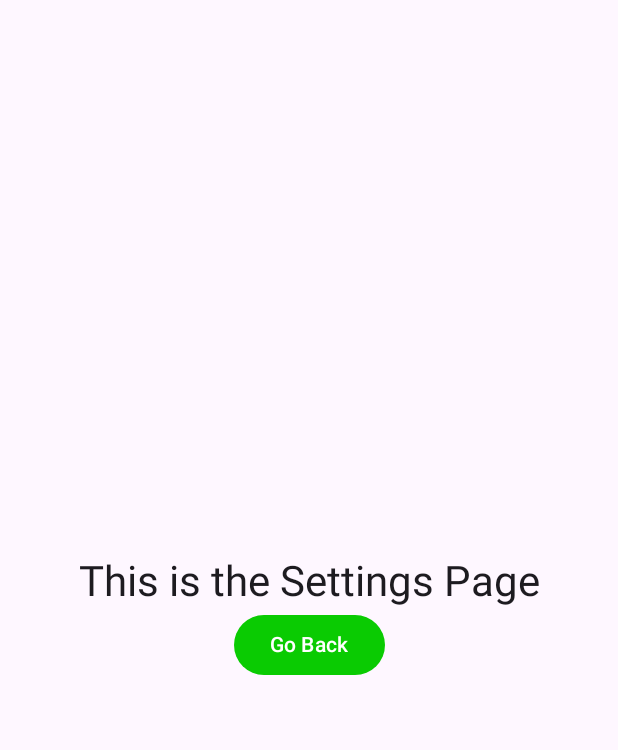
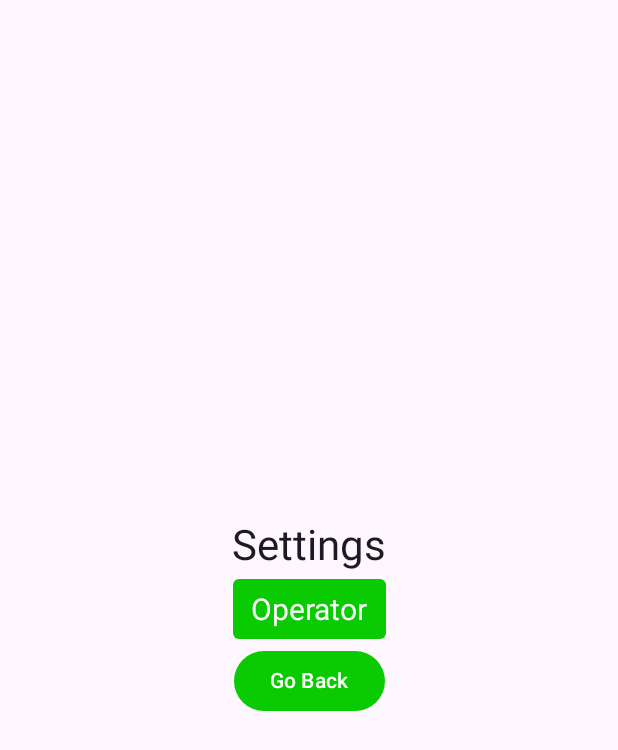
Before and after one commit to FIRST1939/Scout-a-lot, an Android app built with Jetpack Compose: the SettingsScreen screen opened through its navigation route, on a phone screen of 412 x 824 dp. Shown: the top 750 px of the screen. Run offline under Robolectric (Android 15) with nearby library versions, the light colour scheme and no system bars.

Commit message:
Updates to layout
- Changed home layout, (soon there will be a pit-match scout toggle)
- New settings layout
- Operator settings added, This is where saved, create, and select live now
- Updated some of the button texts

```diff
--- a/androidApp/src/main/java/com/frcteam1939/scouting2026/android/MainActivity.kt
+++ b/androidApp/src/main/java/com/frcteam1939/scouting2026/android/MainActivity.kt
@@ -17,12 +17,16 @@ import androidx.navigation.compose.composable
 import androidx.navigation.compose.rememberNavController
 import com.frcteam1939.scouting2026.Greeting
 import androidx.compose.ui.unit.dp
-
+import android.content.Context
+import androidx.compose.ui.platform.LocalContext
+import android.widget.Toast
+import android.widget.Toast.makeText
 object AppRoutes {
     const val HOME = "home"
     const val SETTINGS = "settings"
     const val SELECT = "select"
     const val SAVED = "saved"
+    const val OPERATOR = "operator"
 }
 class MainActivity : ComponentActivity() {
     override fun onCreate(savedInstanceState: Bundle?) {
@@ -36,7 +40,23 @@ class MainActivity : ComponentActivity() {
                 }
             }
         }
-
+@Composable
+fun MatchSelector(
+    text: String,
+    context: Context = LocalContext.current
+) {
+    TextButton(
+        onClick = {
+            makeText(context, "Not implemented 😨😨", Toast.LENGTH_SHORT).show()
+        },
+        colors = ButtonDefaults.textButtonColors(
+            containerColor = MaterialTheme.colorScheme.primary,
+            contentColor = MaterialTheme.colorScheme.secondary,
+        ),
+    ) {
+        Text(text, style = MaterialTheme.typography.bodyLarge)
+    }
+}
 
 @Composable
 fun ScoutingApp() {
@@ -59,9 +79,47 @@ fun ScoutingApp() {
             composable(AppRoutes.SAVED) {
                 SavedScreen(navController = navController)
             }
+            composable(AppRoutes.OPERATOR) {
+                OperatorSettings(navController = navController)
+            }
         }
     }
 }
+@Composable
+fun OperatorButton(
+    text: String,
+    modifier: Modifier,
+    onClick: () -> Unit
+) {
+    TextButton(
+        onClick = onClick,
+        modifier = modifier,
+        colors = ButtonDefaults.textButtonColors(
+            containerColor = MaterialTheme.colorScheme.primary,
+            contentColor = MaterialTheme.colorScheme.secondary,
+        ),
+        shape = MaterialTheme.shapes.small
+    ) {
+        Text(text, style = MaterialTheme.typography.bodyLarge)
+    }
+}
+@Composable
+fun OperatorSettings(
+    navController: NavController
+) {
+
+    Column(
+        modifier = Modifier.fillMaxSize(),
+        verticalArrangement = Arrangement.Center,
+        horizontalAlignment = Alignment.CenterHorizontally
+    ) {
+        HomeColumn(navController)
+        Text("This is for operators.. One pint! 😂😂", style= MaterialTheme.typography.headlineMedium)
+        Button(onClick = {navController.popBackStack() }) {
+            Text("Go Back")}
+    }
+}
+
 @Composable
 fun SavedButton(
     text: String,
@@ -137,7 +195,7 @@ fun HomeScreen(navController: NavController) {
     )
     {
         SettingsButton(
-            text = "settings",
+            text = "Settings",
             modifier = Modifier.align(Alignment.End),
             onClick = {
                 navController.navigate(AppRoutes.SETTINGS)
@@ -149,8 +207,11 @@ fun HomeScreen(navController: NavController) {
             horizontalAlignment = Alignment.CenterHorizontally
         ) {
             GreetingView(Greeting().greet())
-            Button2(text = "SCOUNt")
-            HomeColumn(navController)
+            Button2(text = "Start Scouting")
+            MatchSelector(
+                text = "Match Selector")
+
+
         }
     }
 }
@@ -162,7 +223,12 @@ fun SettingsScreen(navController: NavController) {
         verticalArrangement = Arrangement.Center,
         horizontalAlignment = Alignment.CenterHorizontally
     ) {
-        Text("This is the Settings Page", style= MaterialTheme.typography.headlineMedium)
+        Text("Settings", style= MaterialTheme.typography.headlineMedium)
+        OperatorButton(
+            text = "Operator",
+            modifier = Modifier.align(Alignment.CenterHorizontally),
+            onClick = {navController.navigate(AppRoutes.OPERATOR)}
+        )
         Button(onClick = {navController.popBackStack() }) {
             Text("Go Back")
         }
@@ -194,17 +260,17 @@ fun HomeColumn(navController: NavController
         verticalArrangement = Arrangement.Center,
         horizontalAlignment = Alignment.CenterHorizontally
     ) {
-        ButtonCounter(text = "+ create")
+        ButtonCounter(text = "Create a Set")
         SelectButton(
             onClick = {navController.navigate(AppRoutes.SELECT)},
             modifier = Modifier.align(Alignment.CenterHorizontally),
-            text = "select"
+            text = "Select Set"
         )
-        Text(text = "Selected: sigmaboi2026")
+        Text(text = "Selected: sigmaboi2026 (match scout)")
         SavedButton(
             onClick = {navController.navigate(AppRoutes.SAVED)},
             modifier = Modifier.align(Alignment.CenterHorizontally),
-            text = "saved"
+            text = "Saved Sets"
         )
 
     }
```
